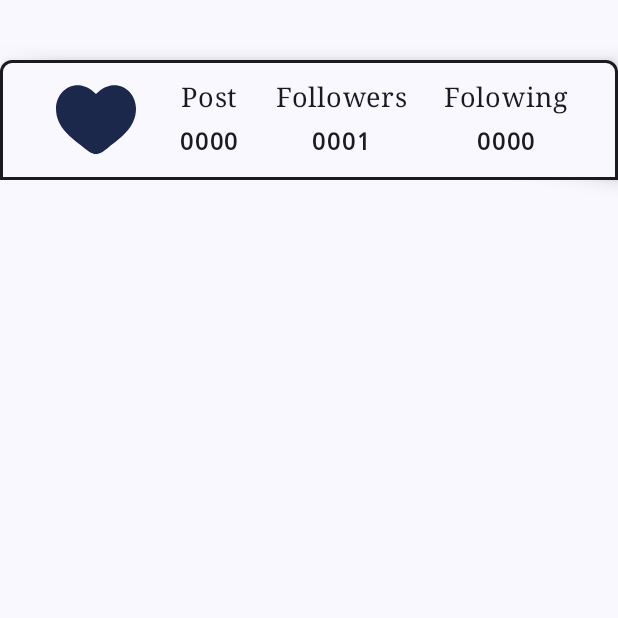
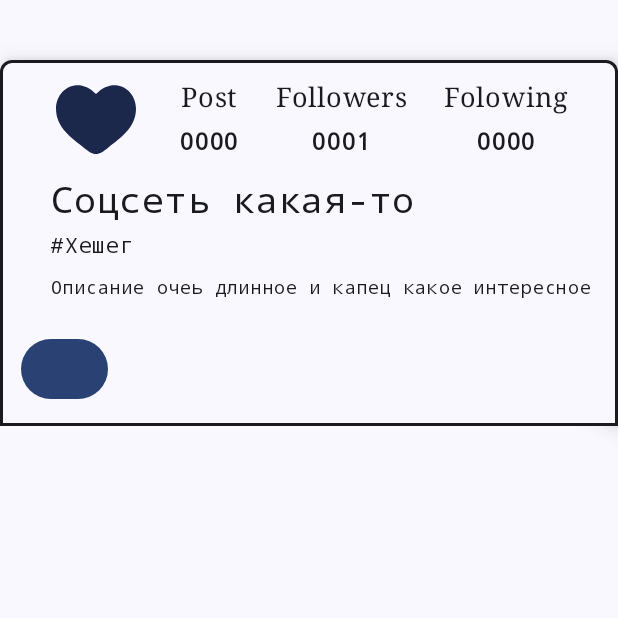
Before and after one commit to Tiltozavour/ComposeLearning, an Android app built with Jetpack Compose: the screen it shows after launch (MainActivity), on a phone screen of 412 x 824 dp, the top half of it. Run offline under Robolectric (Android 15) with nearby library versions, the phone set to English and light mode, and no system bars.

Commit message:
2.8 FinalCard

```diff
--- a/app/src/main/java/com/example/composelearning/ui/theme/Boxes.kt
+++ b/app/src/main/java/com/example/composelearning/ui/theme/Boxes.kt
@@ -15,6 +15,7 @@ import androidx.compose.foundation.layout.padding
 import androidx.compose.foundation.layout.size
 import androidx.compose.foundation.shape.CircleShape
 import androidx.compose.foundation.shape.RoundedCornerShape
+import androidx.compose.material3.Button
 import androidx.compose.material3.Card
 import androidx.compose.material3.CardDefaults
 import androidx.compose.material3.MaterialTheme
@@ -30,6 +31,7 @@ import androidx.compose.ui.res.painterResource
 import androidx.compose.ui.text.font.FontFamily
 import androidx.compose.ui.text.font.FontWeight
 import androidx.compose.ui.tooling.preview.Preview
+import androidx.compose.ui.unit.TextUnit
 import androidx.compose.ui.unit.dp
 import androidx.compose.ui.unit.sp
 import com.example.composelearning.R
@@ -66,6 +68,15 @@ fun CardBoxes() {
             TitleInfo(title = "Post", value = "0000")
             TitleInfo(title = "Followers", value = "0001")
             TitleInfo(title = "Folowing", value = "0000")
+
+        }
+        TextInfo("Соцсеть какая-то", 24.sp)
+        TextInfo("#Хешег", 14.sp)
+        TextInfo("Описание очеь длинное и капец какое интересное",12.sp)
+        Button(
+            onClick = {},
+            modifier = Modifier.padding(14.dp),
+            ) {
         }
     }
 
@@ -89,17 +100,28 @@ private fun TitleInfo(title:String, value: String) {
             text = value,
             fontFamily = FontFamily.Monospace,
             fontWeight = FontWeight.Bold
-
         )
     }
 
 }
 
+@Composable
+private fun TextInfo(info:String, size: TextUnit){
+    Column(modifier = Modifier.padding(start = 34.dp, bottom = 4.dp)) {
+        Text(
+            text = info,
+            fontSize = size,
+            fontFamily = FontFamily.Monospace
+        )
+    }
+
+}
+
+
 @Preview
 @Composable
 private fun CardLight(){
     ComposeLearningTheme(darkTheme = false) {
-
         CardBoxes()
     }
 
```
